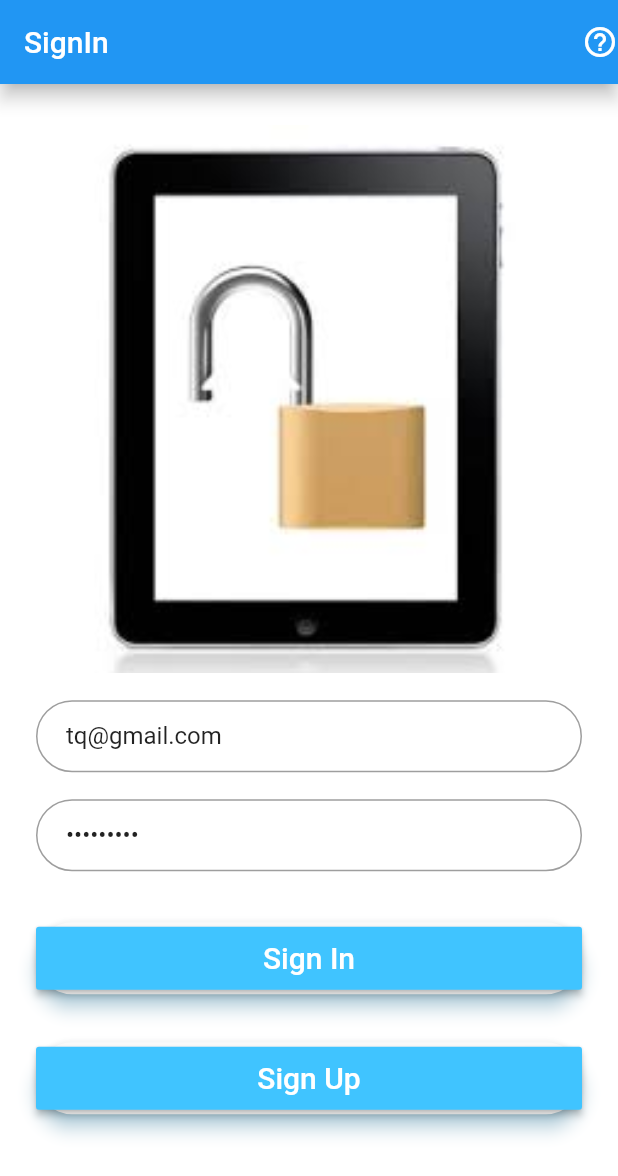
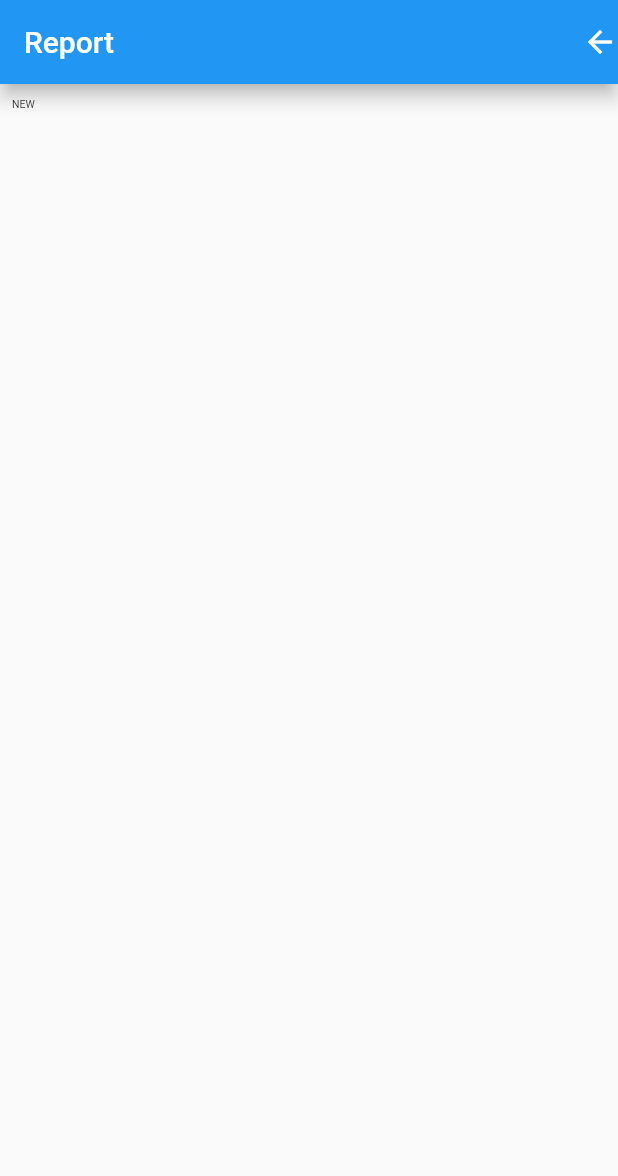
Before and after one commit to jackandjill/flutter_learning, a Flutter app: the screen it shows after launch, on a phone screen of 412 x 824 dp. Shown: the top 1176 px of the screen. Run offline on Flutter 3.47's test engine with Material 2 defaults, Android fonts, the phone set to English and light mode, and no system bars; our stand-ins replace cloud_firestore, firebase_auth, google_sign_in; accounts and stored records are empty.

Commit message:
Trying to create new item page. Now able to display in both columns.

```diff
--- a/assets/items.json
+++ b/assets/items.json
@@ -1,5 +1,5 @@
 {
-  "cats": [
+  "Items": [
     {
       "name": "Piper",
       "adopted": true,
--- a/lib/main.dart
+++ b/lib/main.dart
@@ -9,7 +9,7 @@ import 'package:elegal_dart/screens/Signed_user.dart';
 import 'package:firebase_auth/firebase_auth.dart';
 import 'package:google_sign_in/google_sign_in.dart';
 import 'package:cloud_firestore/cloud_firestore.dart';
-
+import 'screens/NewItem.dart';
 /*
 void main()
 {
@@ -37,10 +37,11 @@ class MyApp extends StatelessWidget
          '/Signup' : (BuildContext context) => new Signup(),
           '/Signin' : (BuildContext context) => new Signin(),
           '/TabsView' : (BuildContext context) => new TabsView(),
+          '/NewItem' : (BuildContext context) => new NewItemCreate(),
 
       },
       //home: new Signin(onSubmit: null),
-      home: new Signin(),
+      home: new NewItemCreate(),
       );
   }
 }
--- a/lib/models/items.dart
+++ b/lib/models/items.dart
@@ -7,14 +7,16 @@ class Item {
   final String item_Description;
   final String item_DispPic;
   final String lostorfound;
-  final int location;
+  final String location;
   final List<String> pictures;
+  final int externalId;
 
 //final dynamic date; //for later
 
 
   Item({
 
+    @required this.externalId,
     @required this.item_Name,
     @required this.location,
     @required this.pictures,
@@ -27,7 +29,7 @@ class Item {
 
   @override
   String toString() {
-    return "Item  $item_Description";
+    return "Item  $externalId is named as $item_Name";
   }
 
 
--- /dev/null
+++ b/lib/screens/NewItem.dart
@@ -0,0 +1,159 @@
+import 'package:flutter/material.dart';
+
+
+
+class NewItemCreate extends StatefulWidget{
+
+  @override
+  NewItemCreateState createState() => new NewItemCreateState();
+}
+
+class NewItemCreateState extends State<NewItemCreate>
+{
+  @override
+  Widget build(BuildContext context) {
+
+    return Scaffold(
+
+        appBar: new AppBar(
+          title: new Text("Report"),
+          elevation: 5.0,
+          actions: <Widget>[
+            new Icon(
+              Icons.arrow_back,
+
+            )
+          ],
+        ),
+      body:
+      Container(
+
+        padding: new EdgeInsets.fromLTRB(8.0,10.0,0.0,0.0),
+
+        child: Column(
+
+          children: <Widget>[
+         Text(
+        "NEW",
+          textScaleFactor: 0.5,
+        ),
+          ],
+        )
+      )
+
+
+      /*
+      GridView.count(
+        shrinkWrap: true,
+        crossAxisCount: 2, //number of columns
+        children: <Widget>[
+          Card(
+            child: Column(
+              // mainAxisSize: MainAxisSize.max,
+              mainAxisAlignment: MainAxisAlignment.center,
+              children: <Widget>[
+                Expanded(
+                  child: Stack(
+                    fit: StackFit.expand,
+                    children: <Widget>[
+                      Container(
+                        height: MediaQuery.of(context).size.height / 4,
+                        width: MediaQuery.of(context).size.height / 2.5,
+                        child: DecoratedBox(
+                          decoration: BoxDecoration(
+                            image: DecorationImage(
+                                image: NetworkImage(
+                                    "https://i.imgur.com/FtaGNck.jpg"),
+                                fit: BoxFit.cover),
+                          ),
+                        ),
+                      ),
+                      Padding(
+                        padding: const EdgeInsets.all(8.0),
+                        child: Align(
+                          alignment: FractionalOffset.topLeft,
+                          child: CircleAvatar(
+                            backgroundColor: Colors.redAccent,
+                            radius: 15.0,
+                            child: Text(
+                              "NEW",
+                              textScaleFactor: 0.5,
+                            ),
+                          ),
+                        ),
+                      ),
+                      Align(
+                        alignment: FractionalOffset.bottomRight,
+                        child: Container(
+                          color: Colors.blueAccent,
+                          height: 35.0,
+                          width: 35.0,
+                          child: Center(
+                            child: Column(
+                              mainAxisAlignment: MainAxisAlignment.center,
+                              children: <Widget>[
+                                Icon(Icons.account_circle),
+                                Text(
+                                  "1P",
+                                  textScaleFactor: 0.5,
+                                ),
+                              ],
+                            ),
+                          ),
+                        ),
+                      ),
+                    ],
+                  ),
+                ),
+                Center(
+                  child: Container(
+                    padding: const EdgeInsets.all(8.0),
+                    alignment: FractionalOffset.bottomCenter,
+                    child: Text(
+                      "AWESOME DISH",
+                      style: TextStyle(
+                        fontWeight: FontWeight.w700,
+                      ),
+                    ),
+                  ),
+                ),
+                Row(
+                  mainAxisAlignment: MainAxisAlignment.spaceAround,
+                  children: <Widget>[
+                    FlatButton(
+                      child: Text(
+                        "Add To Cart",
+                        style: TextStyle(color: Colors.grey[500]),
+                      ),
+                      onPressed: () => null,
+                    ),
+                    Text(
+                      "\$5",
+                      style: TextStyle(color: Colors.grey[500]),
+                    )
+                  ],
+                )
+              ],
+            ),
+          ),
+        ],
+      ), */
+    );
+
+
+
+  }
+}
+
+Widget _buildNewItem ()
+{
+   return new Container(
+    padding: const EdgeInsets.all(8.0),
+    child:
+    new Column (
+     children: <Widget>[
+       new Text("test"),
+     ],
+    )
+  );
+}
--- a/lib/services/api.dart
+++ b/lib/services/api.dart
@@ -10,7 +10,7 @@ class ItemApi {
 
   static Item _fromMap(Map<String, dynamic> map) {
     return new Item(
-    //  externalId: map['id'],
+      externalId: map['id'],
       item_Name: map['name'],
       item_Description: map['description'],
       item_DispPic: map['image_url'],
--- a/pubspec.yaml
+++ b/pubspec.yaml
@@ -11,6 +11,7 @@ dependencies:
   firebase_auth:
   google_sign_in:
   cloud_firestore:
+  firebase_core:
 
 dev_dependencies:
   flutter_test:
```
Also changed, not shown: lib/screens/Lost.dart (+26 -20 lines), pubspec.lock.
